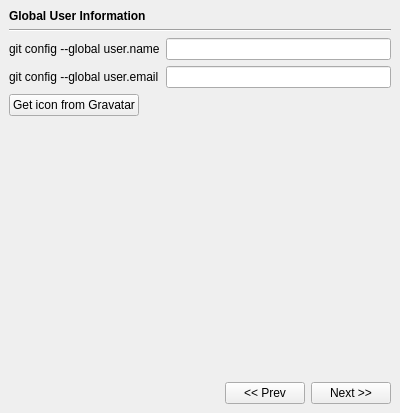
The window that src/WelcomeWizardDialog.ui (soramimi/Guitar) describes before a commit, drawn with Qt 5.
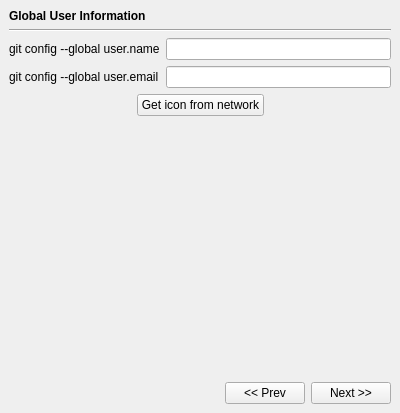
The same window after the commit. The open tabs and pages were chosen to show the change. Custom widgets are drawn as their Qt base class.

What changed in the file:
```diff
--- a/src/WelcomeWizardDialog.ui
+++ b/src/WelcomeWizardDialog.ui
@@ -145,10 +145,23 @@
         <layout class="QVBoxLayout" name="verticalLayout_2">
          <item>
           <layout class="QHBoxLayout" name="horizontalLayout_2">
+           <item>
+            <spacer name="horizontalSpacer">
+             <property name="orientation">
+              <enum>Qt::Horizontal</enum>
+             </property>
+             <property name="sizeHint" stdset="0">
+              <size>
+               <width>40</width>
+               <height>20</height>
+              </size>
+             </property>
+            </spacer>
+           </item>
            <item>
             <widget class="QPushButton" name="pushButton_get_icon">
              <property name="text">
-              <string>Get icon from Gravatar</string>
+              <string>Get icon from network</string>
              </property>
             </widget>
            </item>
@@ -422,6 +435,12 @@
   </layout>
  </widget>
  <customwidgets>
+  <customwidget>
+   <class>SimpleImageWidget</class>
+   <extends>QWidget</extends>
+   <header>SimpleImageWidget.h</header>
+   <container>1</container>
+  </customwidget>
   <customwidget>
    <class>ReadOnlyLineEdit</class>
    <extends>QLineEdit</extends>
```
Left out of the diff: 15 changed lines with no effect on the pictures.
